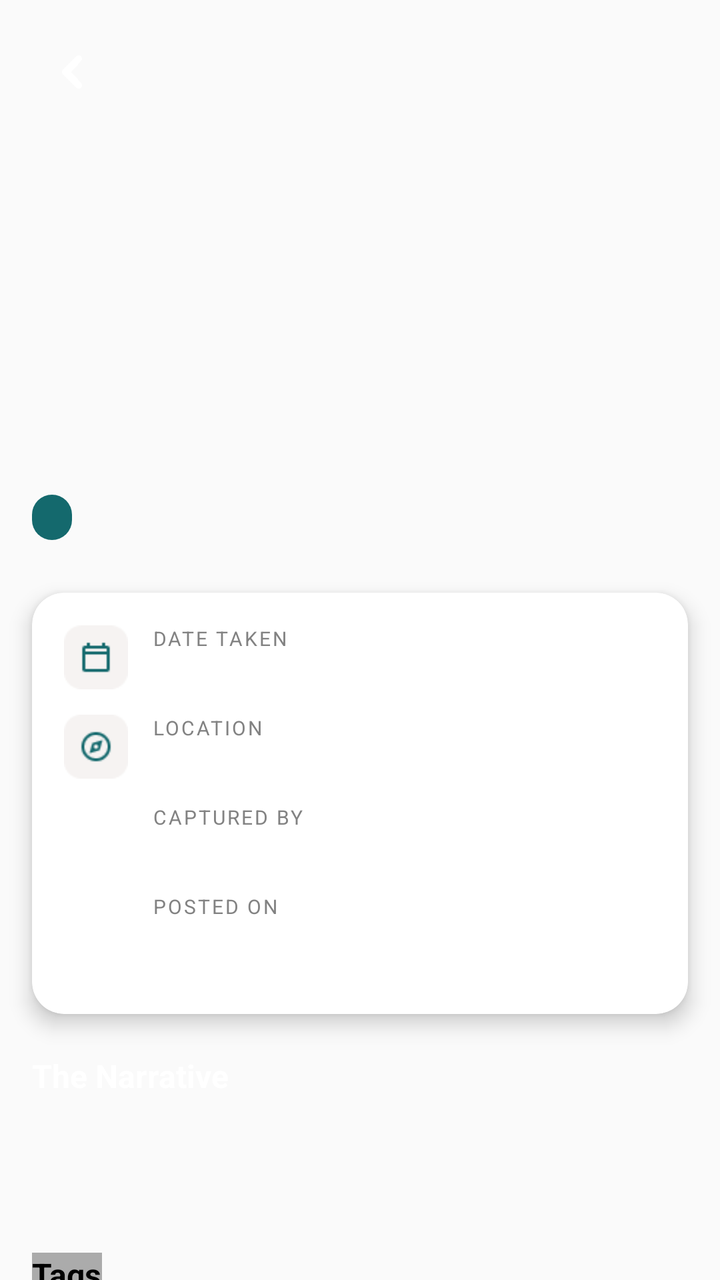
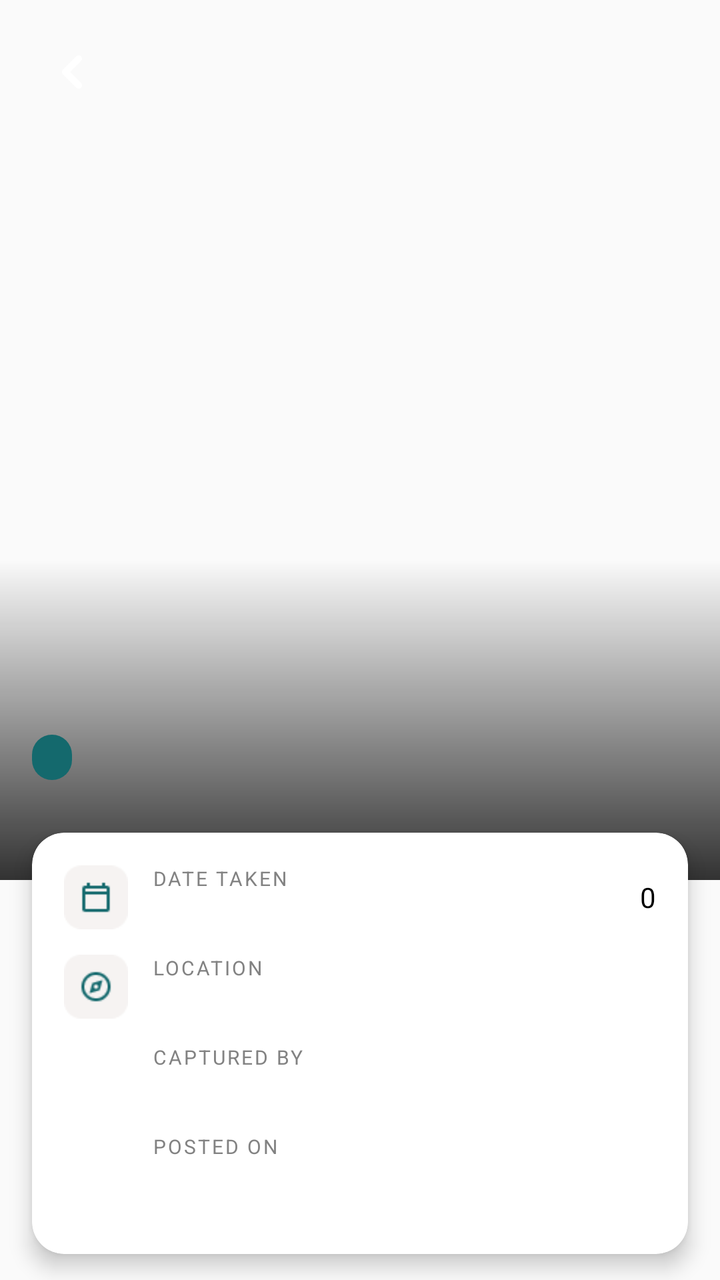

An Android layout rendered at two revisions. The XML below is the earlier revision; the diff shows what the commit changed to produce the second picture.
<!-- AndroidManifest.xml: application theme Theme.Traveling -->
<!-- res/layout/fragment_post_detail.xml -->
<?xml version="1.0" encoding="utf-8"?>
<androidx.core.widget.NestedScrollView
    xmlns:android="http://schemas.android.com/apk/res/android"
    xmlns:app="http://schemas.android.com/apk/res-auto"
    android:layout_width="match_parent"
    android:layout_height="match_parent">

    <LinearLayout
        android:layout_width="match_parent"
        android:layout_height="wrap_content"
        android:orientation="vertical">

        
        <FrameLayout
            android:layout_width="match_parent"
            android:layout_height="320dp">

            <ImageView
                android:id="@+id/ivDetailImage"
                android:layout_width="match_parent"
                android:layout_height="match_parent"
                android:scaleType="centerCrop"
                android:contentDescription="Post image" />

            
            <View
                android:layout_width="match_parent"
                android:layout_height="160dp"
                android:layout_gravity="bottom"/>

            
            <ImageView
                android:id="@+id/btnBack"
                android:layout_width="40dp"
                android:layout_height="40dp"
                android:layout_margin="16dp"
                android:background="@drawable/chevron_left"
                android:padding="8dp"
                android:src="@drawable/chevron_left"
                android:contentDescription="Back" />

            
            <TextView
                android:id="@+id/tvDetailAddress"
                android:layout_width="wrap_content"
                android:layout_height="wrap_content"
                android:layout_gravity="bottom|start"
                android:layout_marginStart="16dp"
                android:layout_marginBottom="50dp"
                android:background="@drawable/bg_location_chip"
                android:paddingHorizontal="10dp"
                android:paddingVertical="4dp"
                android:textColor="#FFFFFF"
                android:textSize="11sp"
                android:textStyle="bold" />

            
            <TextView
                android:id="@+id/tvDetailDescription"
                android:layout_width="match_parent"
                android:layout_height="wrap_content"
                android:layout_gravity="bottom"
                android:layout_marginHorizontal="16dp"
                android:layout_marginBottom="14dp"
                android:textColor="#FFFFFF"
                android:textSize="22sp"
                android:textStyle="bold"
                android:maxLines="3"
                android:ellipsize="end" />

        </FrameLayout>

        
        <androidx.cardview.widget.CardView
            android:layout_width="match_parent"
            android:layout_height="wrap_content"
            android:layout_marginHorizontal="16dp"
            android:layout_marginTop="-24dp"
            app:cardCornerRadius="16dp"
            app:cardElevation="6dp">

            <LinearLayout
                android:layout_width="match_parent"
                android:layout_height="wrap_content"
                android:orientation="vertical"
                android:padding="16dp">

                
                <LinearLayout
                    android:layout_width="match_parent"
                    android:layout_height="wrap_content"
                    android:orientation="horizontal"
                    android:gravity="center_vertical"
                    android:layout_marginBottom="12dp">

                    <ImageView
                        android:layout_width="32dp"
                        android:layout_height="32dp"
                        android:background="@drawable/ic_calendar"
                        android:padding="6dp"
                        android:contentDescription="Date" />

                    <LinearLayout
                        android:layout_width="0dp"
                        android:layout_height="wrap_content"
                        android:layout_weight="1"
                        android:orientation="vertical"
                        android:layout_marginStart="12dp">

                        <TextView
                            android:layout_width="wrap_content"
                            android:layout_height="wrap_content"
                            android:text="@string/DATE_TAKEN"
                            android:textSize="10sp"
                            android:textColor="@color/grey"
                            android:letterSpacing="0.1" />

                        <TextView
                            android:id="@+id/tvDetailDate"
                            android:layout_width="wrap_content"
                            android:layout_height="wrap_content"
                            android:textSize="14sp"
                            android:textStyle="bold"
                            android:textColor="@color/black" />
                    </LinearLayout>
                </LinearLayout>

                
                <LinearLayout
                    android:id="@+id/rowLocation"
                    android:layout_width="match_parent"
                    android:layout_height="wrap_content"
                    android:orientation="horizontal"
                    android:gravity="center_vertical"
                    android:layout_marginBottom="12dp">

                    <ImageView
                        android:layout_width="32dp"
                        android:layout_height="32dp"
                        android:background="@drawable/ic_location"
                        android:padding="6dp"
                        android:contentDescription="Location" />

                    <LinearLayout
                        android:layout_width="0dp"
                        android:layout_height="wrap_content"
                        android:layout_weight="1"
                        android:orientation="vertical"
                        android:layout_marginStart="12dp">

                        <TextView
                            android:layout_width="wrap_content"
                            android:layout_height="wrap_content"
                            android:text="@string/LOCATION"
                            android:textSize="10sp"
                            android:textColor="@color/grey"
                            android:letterSpacing="0.1" />

                        <TextView
                            android:id="@+id/tvDetailLocation"
                            android:layout_width="wrap_content"
                            android:layout_height="wrap_content"
                            android:textSize="14sp"
                            android:textStyle="bold"
                            android:textColor="@color/black" />
                    </LinearLayout>
                </LinearLayout>

                
                <LinearLayout
                    android:id="@+id/rowAuthor"
                    android:layout_width="match_parent"
                    android:layout_height="wrap_content"
                    android:orientation="horizontal"
                    android:gravity="center_vertical"
                    android:layout_marginBottom="12dp">

                    <ImageView
                        android:layout_width="32dp"
                        android:layout_height="32dp"
                        android:padding="6dp"
                        android:contentDescription="Profile picture" />

                    <LinearLayout
                        android:layout_width="0dp"
                        android:layout_height="wrap_content"
                        android:layout_weight="1"
                        android:orientation="vertical"
                        android:layout_marginStart="12dp">

                        <TextView
                            android:layout_width="wrap_content"
                            android:layout_height="wrap_content"
                            android:text="@string/CAPTURED_BY"
                            android:textSize="10sp"
                            android:textColor="@color/grey"
                            android:letterSpacing="0.1" />

                        <TextView
                            android:id="@+id/tvDetailAuthor"
                            android:layout_width="wrap_content"
                            android:layout_height="wrap_content"
                            android:textSize="14sp"
                            android:textStyle="bold"
                            android:textColor="@color/black" />
                    </LinearLayout>
                </LinearLayout>

                
                <LinearLayout
                    android:id="@+id/rowGroup"
                    android:layout_width="match_parent"
                    android:layout_height="wrap_content"
                    android:orientation="horizontal"
                    android:gravity="center_vertical"
                    android:layout_marginBottom="12dp">

                    <ImageView
                        android:layout_width="32dp"
                        android:layout_height="32dp"
                        android:padding="6dp"
                        android:contentDescription="Profile picture of the group" />

                    <LinearLayout
                        android:layout_width="0dp"
                        android:layout_height="wrap_content"
                        android:layout_weight="1"
                        android:orientation="vertical"
                        android:layout_marginStart="12dp">

                        <TextView
                            android:layout_width="wrap_content"
                            android:layout_height="wrap_content"
                            android:text="@string/POSTED_ON"
                            android:textSize="10sp"
                            android:textColor="@color/grey"
                            android:letterSpacing="0.1" />

                        <TextView
                            android:id="@+id/tvDetailGroup"
                            android:layout_width="wrap_content"
                            android:layout_height="wrap_content"
                            android:textSize="14sp"
                            android:textStyle="bold"
                            android:textColor="@color/black" />
                    </LinearLayout>
                </LinearLayout>



            </LinearLayout>
        </androidx.cardview.widget.CardView>

        
        <TextView
            android:layout_width="wrap_content"
            android:layout_height="wrap_content"
            android:layout_marginHorizontal="16dp"
            android:layout_marginTop="20dp"
            android:layout_marginBottom="8dp"
            android:text="The Narrative "
            android:textSize="16sp"
            android:textStyle="bold"
            android:textColor="@color/white" />

        <TextView
            android:layout_width="wrap_content"
            android:layout_height="wrap_content"
            android:layout_marginHorizontal="16dp"
            android:layout_marginTop="20dp"
            android:layout_marginBottom="8dp"
            android:background="@color/light_grey"
            android:textSize="16sp"
            android:textStyle="bold"
            android:textColor="@color/black" />

        
        <TextView
            android:layout_width="wrap_content"
            android:layout_height="wrap_content"
            android:layout_marginHorizontal="16dp"
            android:layout_marginTop="20dp"
            android:layout_marginBottom="8dp"
            android:background="@color/light_grey"
            android:text="Tags"
            android:textSize="16sp"
            android:textStyle="bold"
            android:textColor="@color/black" />

        <com.google.android.material.chip.ChipGroup
            android:id="@+id/chipGroupDetailTags"
            android:layout_width="match_parent"
            android:layout_height="wrap_content"
            android:paddingHorizontal="12dp"
            android:paddingBottom="32dp"
            app:chipSpacingHorizontal="4dp" />

    </LinearLayout>
</androidx.core.widget.NestedScrollView>
<!-- resources referenced by this layout -->
<resources>
  <color name="black">#FF000000</color>
  <color name="grey">#828282</color>
  <color name="light_grey">#ABABAB</color>
  <color name="white">#FFFFFFFF</color>
  <!-- drawable bg_location_chip (drawable) -->
  <?xml version="1.0" encoding="utf-8"?>
  <shape xmlns:android="http://schemas.android.com/apk/res/android"
      android:shape="rectangle">
  
      <corners
          android:radius="30dp"/>
      <solid android:color="@color/chip_green"/>
  
  </shape>
  <!-- drawable chevron_left: png bitmap (drawable, 1033 bytes) -->
  <!-- drawable ic_calendar: png bitmap (drawable, 723 bytes) -->
  <!-- drawable ic_location: png bitmap (drawable, 1238 bytes) -->
  <string name="CAPTURED_BY">CAPTURED BY</string>
  <string name="DATE_TAKEN">DATE TAKEN</string>
  <string name="LOCATION">LOCATION</string>
  <string name="POSTED_ON">POSTED ON</string>
  <style name="Theme.Traveling" parent="Base.Theme.Traveling" />
  <color name="chip_green">#14696D</color>
  <style name="Base.Theme.Traveling" parent="Theme.AppCompat.Light.NoActionBar">
          
          
          <item name="textAllCaps">false</item>
          <item name="android:textStyle">normal</item>
          <item name="android:fontFamily">sans-serif</item>
  
          <item name="colorPrimary">@color/orange</item>
          <item name="colorPrimaryDark">@color/orange</item>
          <item name="colorAccent">@color/orange</item>
          <item name="android:colorButtonNormal">@color/orange</item>
      </style>
  <color name="orange">#E09F3E</color>
</resources>

<!-- the commit's change to res/layout/fragment_post_detail.xml (unified diff, before → after) -->
@@ -13,7 +13,7 @@
         
         <FrameLayout
             android:layout_width="match_parent"
-            android:layout_height="320dp">
+            android:layout_height="440dp">
 
             <ImageView
                 android:id="@+id/ivDetailImage"
@@ -26,7 +26,8 @@
             <View
                 android:layout_width="match_parent"
                 android:layout_height="160dp"
-                android:layout_gravity="bottom"/>
+                android:layout_gravity="bottom"
+                android:background="@drawable/scrim_bottom" />
 
             
             <ImageView
@@ -36,7 +37,6 @@
                 android:layout_margin="16dp"
                 android:background="@drawable/chevron_left"
                 android:padding="8dp"
-                android:src="@drawable/chevron_left"
                 android:contentDescription="Back" />
 
             
@@ -56,7 +56,7 @@
 
             
             <TextView
-                android:id="@+id/tvDetailDescription"
+                android:id="@+id/tvDetailTitle"
                 android:layout_width="match_parent"
                 android:layout_height="wrap_content"
                 android:layout_gravity="bottom"
@@ -123,6 +123,24 @@
                             android:textStyle="bold"
                             android:textColor="@color/black" />
                     </LinearLayout>
+
+                    
+                    <ImageView
+                        android:id="@+id/btnLike"
+                        android:layout_width="28dp"
+                        android:layout_height="28dp"
+                        android:src="@drawable/ic_heart"
+                        android:contentDescription="Like" />
+
+                    <TextView
+                        android:id="@+id/tvLikeCount"
+                        android:layout_width="wrap_content"
+                        android:layout_height="wrap_content"
+                        android:layout_marginStart="4dp"
+                        android:textSize="14sp"
+                        android:textColor="@color/black"
+                        android:text="0" />
+
                 </LinearLayout>
 
                 
@@ -175,10 +193,12 @@
                     android:gravity="center_vertical"
                     android:layout_marginBottom="12dp">
 
-                    <ImageView
+                    
+                    <ImageView
+                        android:id="@+id/ivAuthorPhoto"
                         android:layout_width="32dp"
                         android:layout_height="32dp"
-                        android:padding="6dp"
+                        android:scaleType="centerCrop"
                         android:contentDescription="Profile picture" />
 
                     <LinearLayout
@@ -215,11 +235,13 @@
                     android:gravity="center_vertical"
                     android:layout_marginBottom="12dp">
 
-                    <ImageView
+                    
+                    <ImageView
+                        android:id="@+id/ivGroupPhoto"
                         android:layout_width="32dp"
                         android:layout_height="32dp"
-                        android:padding="6dp"
-                        android:contentDescription="Profile picture of the group" />
+                        android:scaleType="centerCrop"
+                        android:contentDescription="Group picture" />
 
                     <LinearLayout
                         android:layout_width="0dp"
@@ -246,8 +268,6 @@
                     </LinearLayout>
                 </LinearLayout>
 
-
-
             </LinearLayout>
         </androidx.cardview.widget.CardView>
 
@@ -256,37 +276,24 @@
             android:layout_width="wrap_content"
             android:layout_height="wrap_content"
             android:layout_marginHorizontal="16dp"
-            android:layout_marginTop="20dp"
+            android:layout_marginTop="24dp"
             android:layout_marginBottom="8dp"
-            android:text="The Narrative "
-            android:textSize="16sp"
+            android:text="The Narrative"
+            android:textSize="19sp"
             android:textStyle="bold"
             android:textColor="@color/white" />
 
         <TextView
-            android:layout_width="wrap_content"
+            android:id="@+id/tvDetailNarrative"
+            android:layout_width="match_parent"
             android:layout_height="wrap_content"
             android:layout_marginHorizontal="16dp"
-            android:layout_marginTop="20dp"
-            android:layout_marginBottom="8dp"
-            android:background="@color/light_grey"
-            android:textSize="16sp"
-            android:textStyle="bold"
-            android:textColor="@color/black" />
+            android:layout_marginBottom="16dp"
+            android:textSize="15sp"
+            android:textColor="@color/black"
+            android:lineSpacingMultiplier="1.4" />
 
         
-        <TextView
-            android:layout_width="wrap_content"
-            android:layout_height="wrap_content"
-            android:layout_marginHorizontal="16dp"
-            android:layout_marginTop="20dp"
-            android:layout_marginBottom="8dp"
-            android:background="@color/light_grey"
-            android:text="Tags"
-            android:textSize="16sp"
-            android:textStyle="bold"
-            android:textColor="@color/black" />
-
         <com.google.android.material.chip.ChipGroup
             android:id="@+id/chipGroupDetailTags"
             android:layout_width="match_parent"
<!-- resource entries referenced after the edit -->
@@ -2,7 +2,6 @@
 <resources>
   <color name="black">#FF000000</color>
   <color name="grey">#828282</color>
-  <color name="light_grey">#ABABAB</color>
   <color name="white">#FFFFFFFF</color>
   <!-- drawable bg_location_chip (drawable) -->
   <?xml version="1.0" encoding="utf-8"?>
@@ -16,7 +15,16 @@
   </shape>
   <!-- drawable chevron_left: png bitmap (drawable, 1033 bytes) -->
   <!-- drawable ic_calendar: png bitmap (drawable, 723 bytes) -->
+  <!-- drawable ic_heart: png bitmap (drawable, 447 bytes) -->
   <!-- drawable ic_location: png bitmap (drawable, 1238 bytes) -->
+  <!-- drawable scrim_bottom (drawable) -->
+  <?xml version="1.0" encoding="utf-8"?>
+  <shape xmlns:android="http://schemas.android.com/apk/res/android">
+      <gradient
+          android:angle="270"
+          android:startColor="#00000000"
+          android:endColor="#CC000000" />
+  </shape>
   <string name="CAPTURED_BY">CAPTURED BY</string>
   <string name="DATE_TAKEN">DATE TAKEN</string>
   <string name="LOCATION">LOCATION</string>
